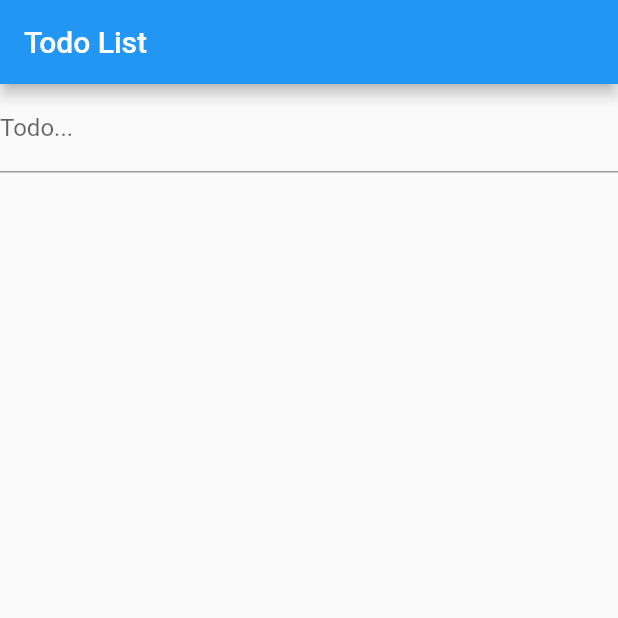
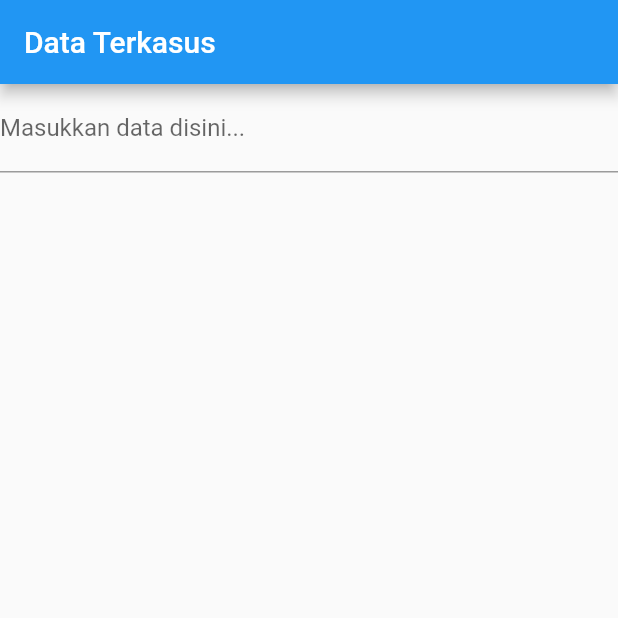
Before and after one commit to 14una/cc, a Flutter app: the screen it shows after launch, on a phone screen of 412 x 824 dp, the top half of it. Run offline on Flutter 3.47's test engine with Material 2 defaults, Android fonts, the phone set to English and light mode, and no system bars; our stand-ins replace flutter_hooks, hooks_riverpod.

Commit message:
translate indo

```diff
--- a/lib/main.dart
+++ b/lib/main.dart
@@ -28,13 +28,13 @@ class Home extends HookWidget {
 
     return Scaffold(
       appBar: AppBar(
-        title: Text("Todo List"),
+        title: Text("Data Terkasus"),
       ),
       body: Column(
         children: [
           TextField(
             controller: _controller,
-            decoration: InputDecoration(labelText: 'Todo...'),
+            decoration: InputDecoration(labelText: 'Masukkan data disini...'),
             onSubmitted: (value) {
               context.read(itemListProvider.notifier).addItem(
                     Item(name: value),
```
